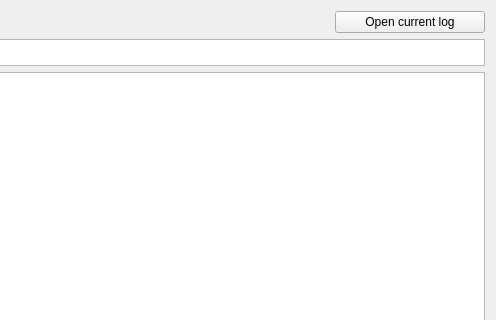
giacomogroppi/writernote-qt, file src/log/log_ui/log_ui.ui: the form before one commit; both pictures show x 206 to 702 and y 0 to 320 of the 702 by 604 pixel window.
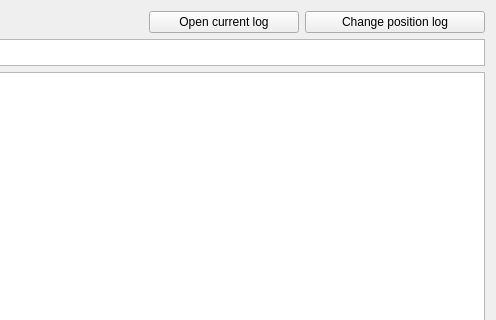
The form after the commit.

Commit message: modificato:             src/log/log_ui/log_ui.cpp 	modificato:             src/log/log_ui/log_ui.h 	modificato:             src/log/log_ui/log_ui.ui 	nuovo file:             src/utils/slash/slash.h 	modificato:             writernote.pro

```diff
--- a/src/log/log_ui/log_ui.ui
+++ b/src/log/log_ui/log_ui.ui
@@ -36,6 +36,19 @@
        </property>
       </widget>
      </item>
+     <item>
+      <widget class="QPushButton" name="button_change_position">
+       <property name="maximumSize">
+        <size>
+         <width>180</width>
+         <height>16777215</height>
+        </size>
+       </property>
+       <property name="text">
+        <string>Change position log</string>
+       </property>
+      </widget>
+     </item>
     </layout>
    </item>
    <item>
```
The commit also changes 4 other files.
